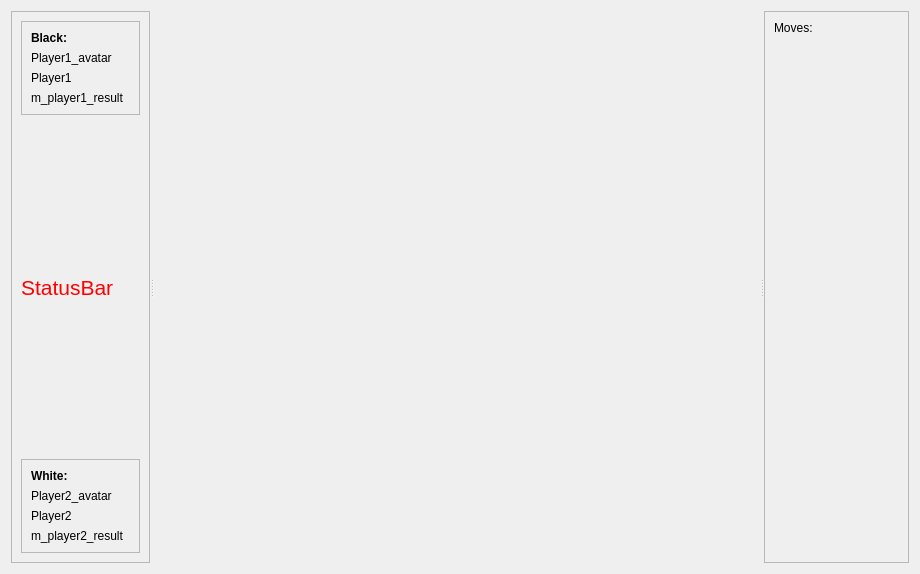
This is gui/chess.ui in RetroShare/RetroChess as Qt 5 draws it before an edit. The edited form follows.
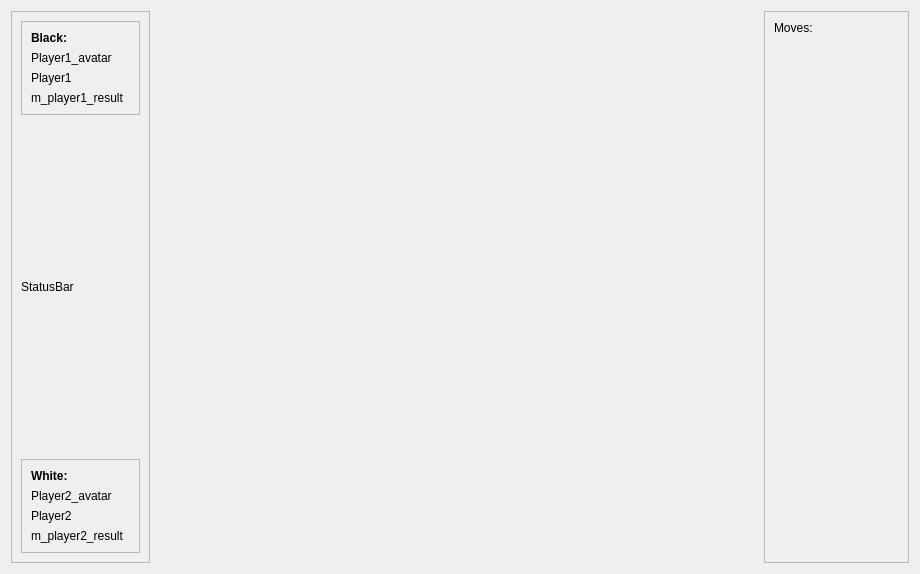
This is the edited form.

Commit message:
Fix chess window resizing and stabilize game layout
- Replace the collapsible game splitter with a stable horizontal layout
- Keep player and move-history panels visible at fixed widths
- Resize the square chessboard with the available window space
- Fix clipping and wasted space around the board
- Fix maximize and restore-down behavior
- Remove custom status-bar styling

Diff of the .ui file:
```diff
--- a/gui/chess.ui
+++ b/gui/chess.ui
@@ -21,10 +21,24 @@
   </property>
   <layout class="QGridLayout" name="gridLayout">
    <item row="0" column="0">
-    <widget class="QSplitter" name="splitter">
-     <property name="orientation">
-      <enum>Qt::Horizontal</enum>
-     </property>
+    <widget class="QWidget" name="gameArea" native="true">
+     <layout class="QHBoxLayout" name="gameAreaLayout">
+      <property name="spacing">
+       <number>4</number>
+      </property>
+      <property name="leftMargin">
+       <number>0</number>
+      </property>
+      <property name="topMargin">
+       <number>0</number>
+      </property>
+      <property name="rightMargin">
+       <number>0</number>
+      </property>
+      <property name="bottomMargin">
+       <number>0</number>
+      </property>
+      <item>
      <widget class="QFrame" name="frame_3">
       <property name="sizePolicy">
        <sizepolicy hsizetype="Minimum" vsizetype="Minimum">
@@ -105,10 +119,7 @@
         </spacer>
        </item>
        <item row="2" column="0">
-        <widget class="QLabel" name="m_status_bar">
-         <property name="styleSheet">
-          <string notr="true">font: 16pt; color: rgb(255, 0, 0);</string>
-         </property>
+       <widget class="QLabel" name="m_status_bar">
          <property name="text">
           <string>StatusBar</string>
          </property>
@@ -181,6 +192,8 @@
        </item>
       </layout>
      </widget>
+      </item>
+      <item>
      <widget class="QWidget" name="m_chess_board" native="true">
       <property name="sizePolicy">
        <sizepolicy hsizetype="Expanding" vsizetype="Expanding">
@@ -195,6 +208,8 @@
        </size>
       </property>
      </widget>
+      </item>
+      <item>
      <widget class="QFrame" name="moveHistoryFrame">
       <property name="minimumSize">
        <size>
@@ -236,6 +251,8 @@
        </item>
       </layout>
      </widget>
+      </item>
+     </layout>
     </widget>
    </item>
   </layout>
```
The commit also changes 2 other files.
